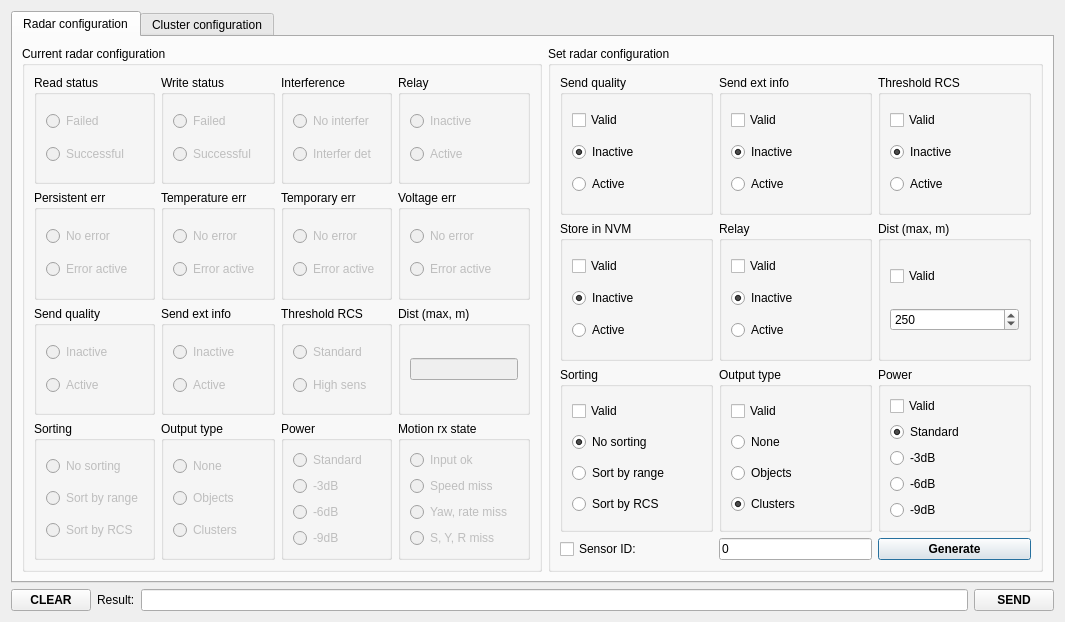
First picture: the form in dialogconfig.ui, repository anatoltrush/RadarVisual, before the edit.
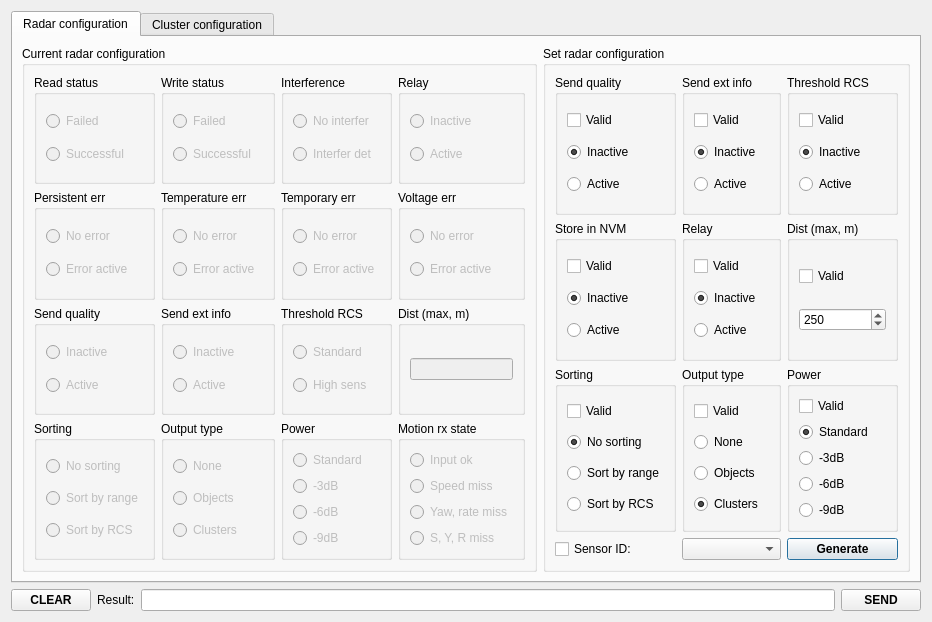
Second picture: the form after the edit.

The edit to the form file:
```diff
--- a/dialogconfig.ui
+++ b/dialogconfig.ui
@@ -6,7 +6,7 @@
    <rect>
     <x>0</x>
     <y>0</y>
-    <width>1065</width>
+    <width>848</width>
     <height>622</height>
    </rect>
   </property>
@@ -637,19 +637,6 @@
             </layout>
            </widget>
           </item>
-          <item row="3" column="1">
-           <widget class="QLineEdit" name="lESetRadId">
-            <property name="sizePolicy">
-             <sizepolicy hsizetype="Preferred" vsizetype="Fixed">
-              <horstretch>0</horstretch>
-              <verstretch>0</verstretch>
-             </sizepolicy>
-            </property>
-            <property name="text">
-             <string>0</string>
-            </property>
-           </widget>
-          </item>
           <item row="3" column="0">
            <widget class="QCheckBox" name="cBSetRadId">
             <property name="text">
@@ -727,7 +714,6 @@
            <widget class="QPushButton" name="pBRadGenerate">
             <property name="font">
              <font>
-              <weight>75</weight>
               <bold>true</bold>
              </font>
             </property>
@@ -810,7 +796,7 @@
            </widget>
           </item>
           <item row="2" column="2">
-           <widget class="QGroupBox" name="cBSetRadPow">
+           <widget class="QGroupBox" name="gBSetRadPow">
             <property name="title">
              <string>Power</string>
             </property>
@@ -833,7 +819,7 @@
               </widget>
              </item>
              <item row="0" column="0">
-              <widget class="QCheckBox" name="checkBoxPow">
+              <widget class="QCheckBox" name="cBSetRadPow">
                <property name="text">
                 <string>Valid</string>
                </property>
@@ -937,6 +923,9 @@
             </layout>
            </widget>
           </item>
+          <item row="3" column="1">
+           <widget class="QComboBox" name="cBoxSetRadId"/>
+          </item>
          </layout>
         </widget>
        </item>
@@ -1004,7 +993,6 @@
       <widget class="QPushButton" name="pBSend">
        <property name="font">
         <font>
-         <weight>75</weight>
          <bold>true</bold>
         </font>
        </property>
```
Left out of the diff: 1 changed line with no effect on the pictures.
